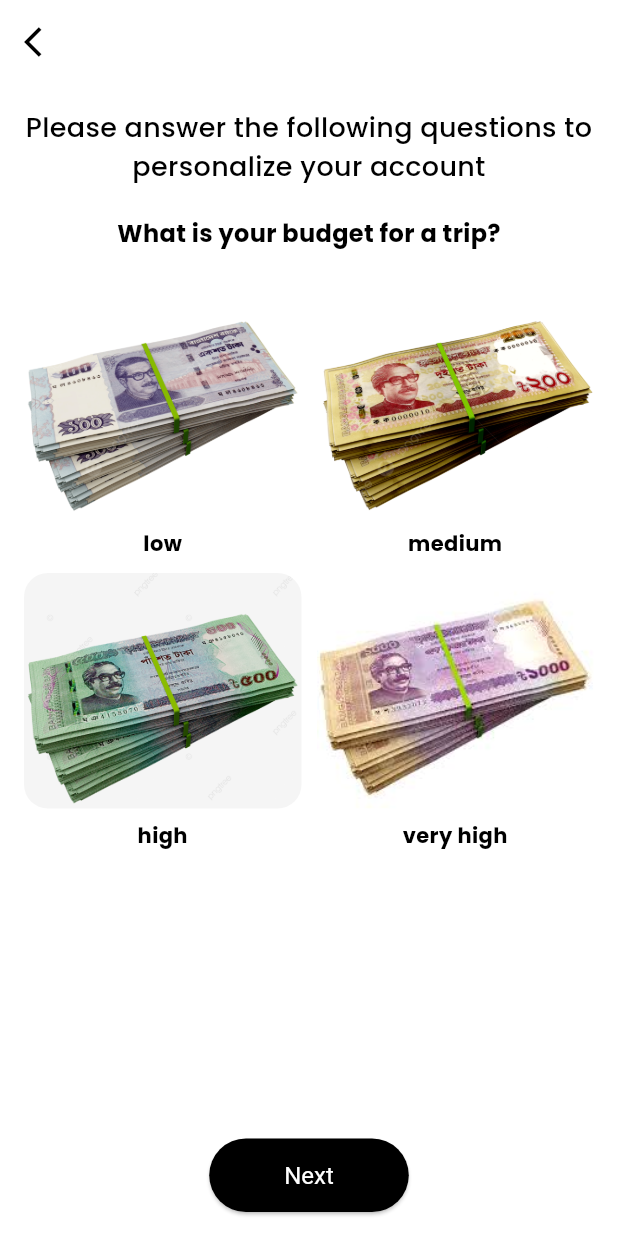
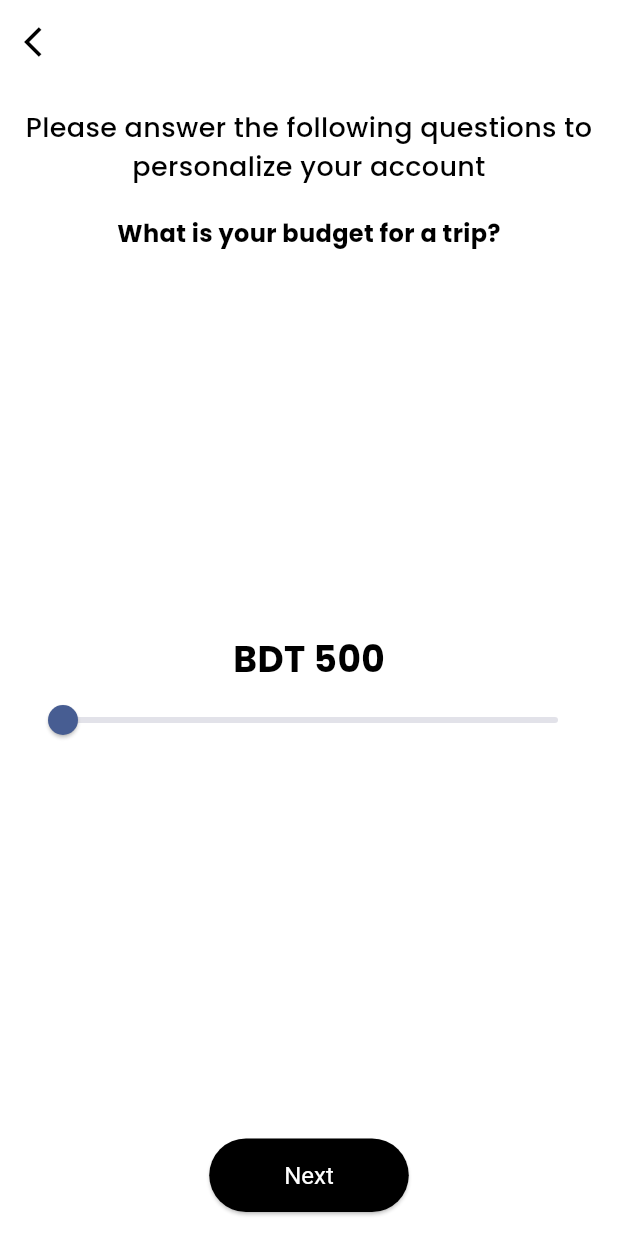
Before and after one commit to asifimtiaz93/TripWise, a Flutter app: the OnboardInfoFillup3 screen opened directly, on a phone screen of 412 x 824 dp. Run offline on Flutter 3.47's test engine with Material 3 defaults, Android fonts, the phone set to English and light mode, and no system bars; our stand-ins replace awesome_snackbar_content, google_fonts.

Commit message:
Update onboard_info_3.dart
slider added

```diff
--- a/lib/pages/navpages/onboard_info_3.dart
+++ b/lib/pages/navpages/onboard_info_3.dart
@@ -1,10 +1,16 @@
 import 'package:flutter/material.dart';
-
 import 'main_page.dart';
 import 'package:google_fonts/google_fonts.dart';
 
-class OnboardInfoFillup3 extends StatelessWidget {
+class OnboardInfoFillup3 extends StatefulWidget {
   const OnboardInfoFillup3({super.key});
+
+  @override
+  _OnboardInfoFillup3State createState() => _OnboardInfoFillup3State();
+}
+
+class _OnboardInfoFillup3State extends State<OnboardInfoFillup3> {
+  double _budget = 500;
 
   @override
   Widget build(BuildContext context) {
@@ -38,7 +44,7 @@ class OnboardInfoFillup3 extends StatelessWidget {
                 textAlign: TextAlign.center,
               ),
             ),
-            SizedBox(height: 20),
+            const SizedBox(height: 20),
             Center(
               child: Text(
                 'What is your budget for a trip?',
@@ -52,29 +58,44 @@ class OnboardInfoFillup3 extends StatelessWidget {
                 textAlign: TextAlign.center,
               ),
             ),
-            SizedBox(height: 20),
+            const SizedBox(height: 20),
             Expanded(
-              child: GridView.count(
-                crossAxisCount: 2,
-                mainAxisSpacing: 10,
-                crossAxisSpacing: 10,
+              child: Column(
+                mainAxisAlignment: MainAxisAlignment.center,
                 children: [
-                  _buildPlaceCard('low', 'assets/taka1.png'),
-                  _buildPlaceCard('medium', 'assets/taka2.png'),
-                  _buildPlaceCard('high', 'assets/taka3.png'),
-                  _buildPlaceCard('very high', 'assets/taka4.jpeg'),
-
+                  Text(
+                    'BDT ${_budget.round()}',
+                    style: GoogleFonts.poppins(
+                      textStyle: TextStyle(
+                        fontSize: 24,
+                        fontWeight: FontWeight.bold,
+                        color: Colors.black,
+                      ),
+                    ),
+                  ),
+                  Slider(
+                    value: _budget,
+                    min: 500,
+                    max: 100000,
+                    divisions: 2000,
+                    label: _budget.round().toString(),
+                    onChanged: (value) {
+                      setState(() {
+                        _budget = value;
+                      });
+                    },
+                  ),
                 ],
               ),
             ),
-            SizedBox(height: 20),
+            const SizedBox(height: 20),
             Center(
               child: ElevatedButton(
                 style: ElevatedButton.styleFrom(
                   backgroundColor: Colors.black, // background (button) color
                   foregroundColor: Colors.white, // foreground (text) color
-                  padding: EdgeInsets.symmetric(horizontal: 50, vertical: 15),
-                  textStyle: TextStyle(fontSize: 16),
+                  padding: const EdgeInsets.symmetric(horizontal: 50, vertical: 15),
+                  textStyle: const TextStyle(fontSize: 16),
                 ),
                 onPressed: () {
                   Navigator.push(
@@ -82,7 +103,7 @@ class OnboardInfoFillup3 extends StatelessWidget {
                     MaterialPageRoute(builder: (context) => const MainPage()),
                   );
                 },
-                child: Text('Next'),
+                child: const Text('Next'),
               ),
             ),
           ],
@@ -90,34 +111,4 @@ class OnboardInfoFillup3 extends StatelessWidget {
       ),
     );
   }
-
-  Widget _buildPlaceCard(String title, String imagePath) {
-    return Column(
-      children: [
-        Expanded(
-          child: Container(
-            decoration: BoxDecoration(
-              borderRadius: BorderRadius.circular(16),
-              image: DecorationImage(
-                image: AssetImage(imagePath),
-                fit: BoxFit.cover,
-              ),
-            ),
-          ),
-        ),
-        SizedBox(height: 8),
-        Text(
-          title,
-          style: GoogleFonts.poppins(
-            textStyle: TextStyle(
-              fontSize: 14,
-              fontWeight: FontWeight.bold,
-              color: Colors.black,
-            ),
-          ),
-          textAlign: TextAlign.center,
-        ),
-      ],
-    );
-  }
 }
```
